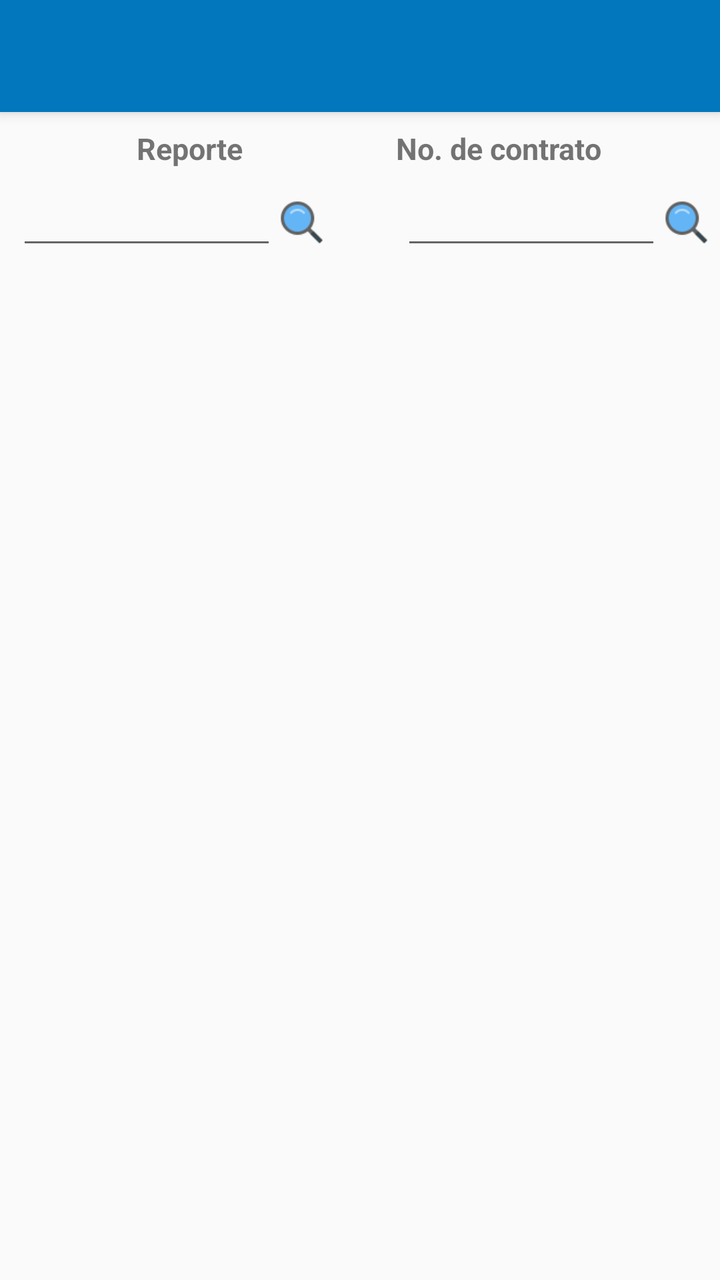
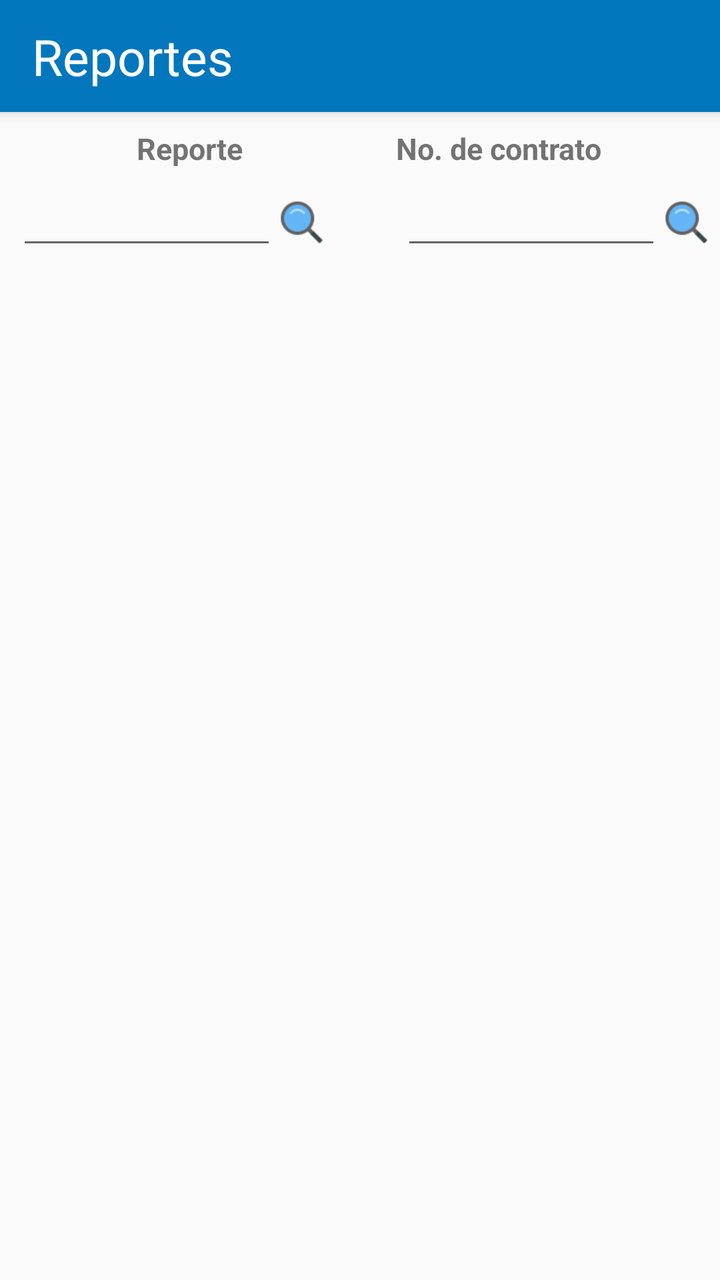

The first picture is an Android layout as it rendered before a commit; the second is the same layout after the commit. The layout source and the unified diff follow.
<!-- AndroidManifest.xml: application theme AppTheme -->
<!-- res/layout/app_bar_reportes.xml -->
<?xml version="1.0" encoding="utf-8"?>
<android.support.design.widget.CoordinatorLayout xmlns:android="http://schemas.android.com/apk/res/android"
    xmlns:app="http://schemas.android.com/apk/res-auto"
    xmlns:tools="http://schemas.android.com/tools"
    android:layout_width="match_parent"
    android:layout_height="match_parent"
    tools:context=".Activitys.Orden">

    <android.support.design.widget.AppBarLayout
        android:layout_width="match_parent"
        android:layout_height="wrap_content"
        android:theme="@style/AppTheme.AppBarOverlay">

        <android.support.v7.widget.Toolbar
            android:id="@+id/toolbar"
            android:layout_width="match_parent"
            android:layout_height="?attr/actionBarSize"
            android:background="?attr/colorPrimary"
            app:popupTheme="@style/AppTheme.PopupOverlay" />

    </android.support.design.widget.AppBarLayout>

    <include layout="@layout/content_reportes" />




</android.support.design.widget.CoordinatorLayout>
<!-- res/layout/content_reportes.xml (included above) -->
<?xml version="1.0" encoding="utf-8"?>
<android.support.constraint.ConstraintLayout xmlns:android="http://schemas.android.com/apk/res/android"
    xmlns:app="http://schemas.android.com/apk/res-auto"
    xmlns:tools="http://schemas.android.com/tools"
    android:layout_width="match_parent"
    android:layout_height="match_parent"
    app:layout_behavior="@string/appbar_scrolling_view_behavior"
    tools:context=".Activitys.Reportes"
    tools:showIn="@layout/app_bar_reportes">

    <android.support.v7.widget.RecyclerView
        android:id="@+id/listreporte"
        android:layout_width="match_parent"
        android:layout_height="0dp"
        android:layout_alignParentTop="true"
        android:layout_marginTop="8dp"
        android:dividerHeight="10dp"
        android:paddingLeft="8dp"
        android:paddingRight="8dp"
        android:textSize="@dimen/chico"
        app:layout_constraintBottom_toBottomOf="parent"
        app:layout_constraintEnd_toEndOf="parent"
        app:layout_constraintStart_toStartOf="parent"
        app:layout_constraintTop_toBottomOf="@+id/reportesearch" />

    <TextView
        android:id="@+id/textView41"
        android:layout_width="175dp"
        android:layout_height="wrap_content"
        android:layout_marginStart="4dp"
        android:layout_marginTop="8dp"
        android:layout_marginEnd="8dp"
        android:text="@string/reporte"
        android:textAlignment="center"
        android:textSize="15dp"
        android:textStyle="bold"
        app:layout_constraintEnd_toEndOf="parent"
        app:layout_constraintHorizontal_bias="0.02"
        app:layout_constraintStart_toStartOf="parent"
        app:layout_constraintTop_toTopOf="parent" />

    <EditText
        android:id="@+id/reportesearch"
        android:layout_width="130dp"
        android:layout_height="wrap_content"
        android:layout_alignParentTop="true"
        android:layout_marginStart="4dp"
        android:layout_marginTop="8dp"
        android:layout_marginEnd="8dp"
        android:inputType="number"
        android:textSize="15dp"
        app:layout_constraintEnd_toEndOf="parent"
        app:layout_constraintHorizontal_bias="0.02"
        app:layout_constraintStart_toStartOf="parent"
        app:layout_constraintTop_toBottomOf="@+id/textView41" />

    <Button
        android:id="@+id/breporte"
        android:layout_width="25dp"
        android:layout_height="25dp"
        android:background="@drawable/busqueda"
        android:gravity="center_vertical"
        app:layout_constraintBottom_toBottomOf="@+id/reportesearch"
        app:layout_constraintStart_toEndOf="@+id/reportesearch"
        app:layout_constraintTop_toTopOf="@+id/reportesearch" />


    <EditText
        android:id="@+id/contsearch"
        android:layout_width="130dp"
        android:layout_height="wrap_content"
        android:layout_alignParentTop="true"
        android:layout_alignParentEnd="true"
        android:layout_marginStart="8dp"
        android:layout_marginTop="8dp"
        android:layout_marginEnd="8dp"
        android:inputType="text|number"
        android:textSize="15dp"
        app:layout_constraintEnd_toEndOf="parent"
        app:layout_constraintHorizontal_bias="0.9"
        app:layout_constraintStart_toStartOf="parent"
        app:layout_constraintTop_toBottomOf="@+id/textView44" />

    <Button
        android:id="@+id/bcontrato"
        android:layout_width="25dp"
        android:layout_height="25dp"
        android:background="@drawable/busqueda"
        android:gravity="center_vertical"
        app:layout_constraintBottom_toBottomOf="@+id/contsearch"
        app:layout_constraintStart_toEndOf="@+id/contsearch"
        app:layout_constraintTop_toTopOf="@+id/contsearch" />

    <TextView
        android:id="@+id/textView44"
        android:layout_width="175dp"
        android:layout_height="wrap_content"
        android:layout_marginStart="8dp"
        android:layout_marginTop="8dp"
        android:layout_marginEnd="8dp"
        android:text="@string/n_Contrato"
        android:textAlignment="center"
        android:textSize="@dimen/mediano"
        android:textStyle="bold"
        app:layout_constraintEnd_toEndOf="parent"
        app:layout_constraintHorizontal_bias="0.91"
        app:layout_constraintStart_toStartOf="parent"
        app:layout_constraintTop_toTopOf="parent" />







</android.support.constraint.ConstraintLayout>
<!-- resources referenced by this layout -->
<resources>
  <dimen name="chico">10dp</dimen>
  <dimen name="mediano">15dp</dimen>
  <!-- drawable busqueda: png bitmap (drawable, 1157 bytes) -->
  <string name="n_Contrato">No. de contrato</string>
  <string name="reporte">Reporte</string>
  <style name="AppTheme.AppBarOverlay" parent="ThemeOverlay.AppCompat.Dark.ActionBar" />
  <style name="AppTheme.PopupOverlay" parent="ThemeOverlay.AppCompat.Light" />
  <style name="AppTheme" parent="Theme.AppCompat.Light.DarkActionBar">
          
          <item name="colorPrimary">@color/colorPrimary</item>
          <item name="colorPrimaryDark">@color/colorPrimaryDark</item>
          <item name="colorAccent">@color/colorAccent</item>
          <item name="android:colorForeground">@android:color/background_dark</item>
      </style>
  <color name="colorPrimary">#0277BD</color>
  <color name="colorPrimaryDark">#004C8C</color>
  <color name="colorAccent">#0000FF</color>
</resources>

<!-- the commit's change to res/layout/app_bar_reportes.xml (unified diff, before → after) -->
@@ -16,7 +16,23 @@
             android:layout_width="match_parent"
             android:layout_height="?attr/actionBarSize"
             android:background="?attr/colorPrimary"
-            app:popupTheme="@style/AppTheme.PopupOverlay" />
+            app:popupTheme="@style/AppTheme.PopupOverlay"  >
+
+            <android.support.constraint.ConstraintLayout
+                android:layout_width="match_parent"
+                android:layout_height="?attr/actionBarSize">
+
+                <TextView
+                    android:layout_width="wrap_content"
+                    android:layout_height="wrap_content"
+                    android:text="@string/title_activity_reportes"
+                    android:textSize="25dp"
+                    android:textColor="#ffff"
+                    app:layout_constraintBottom_toBottomOf="parent"
+                    app:layout_constraintStart_toStartOf="parent"
+                    app:layout_constraintTop_toTopOf="parent" />
+            </android.support.constraint.ConstraintLayout>
+        </android.support.v7.widget.Toolbar>
 
     </android.support.design.widget.AppBarLayout>
 
<!-- resource entries referenced after the edit -->
@@ -5,6 +5,7 @@
   <!-- drawable busqueda: png bitmap (drawable, 1157 bytes) -->
   <string name="n_Contrato">No. de contrato</string>
   <string name="reporte">Reporte</string>
+  <string name="title_activity_reportes">Reportes</string>
   <style name="AppTheme.AppBarOverlay" parent="ThemeOverlay.AppCompat.Dark.ActionBar" />
   <style name="AppTheme.PopupOverlay" parent="ThemeOverlay.AppCompat.Light" />
   <style name="AppTheme" parent="Theme.AppCompat.Light.DarkActionBar">
